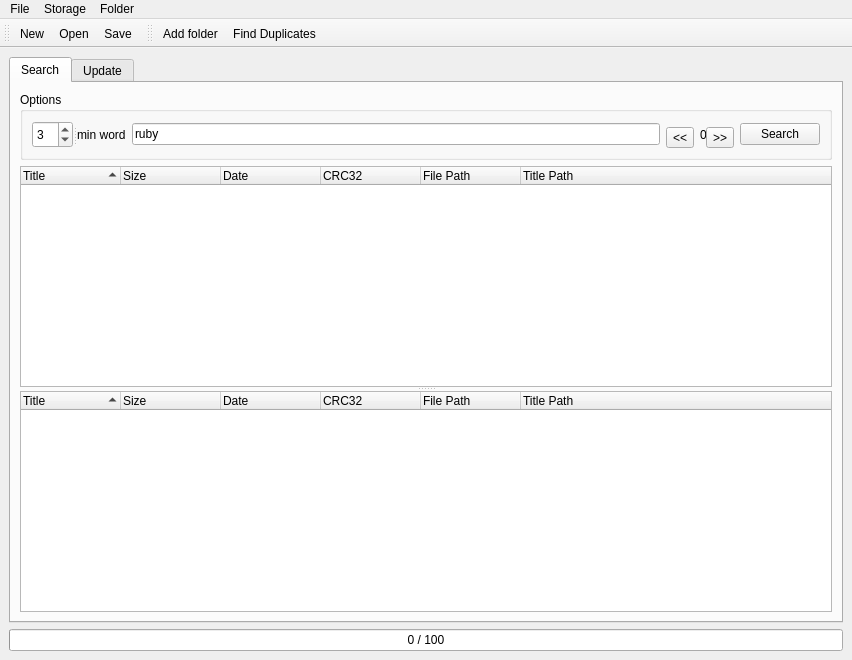
Old version of the form resources/form.ui in the repository sanami/qt-books.
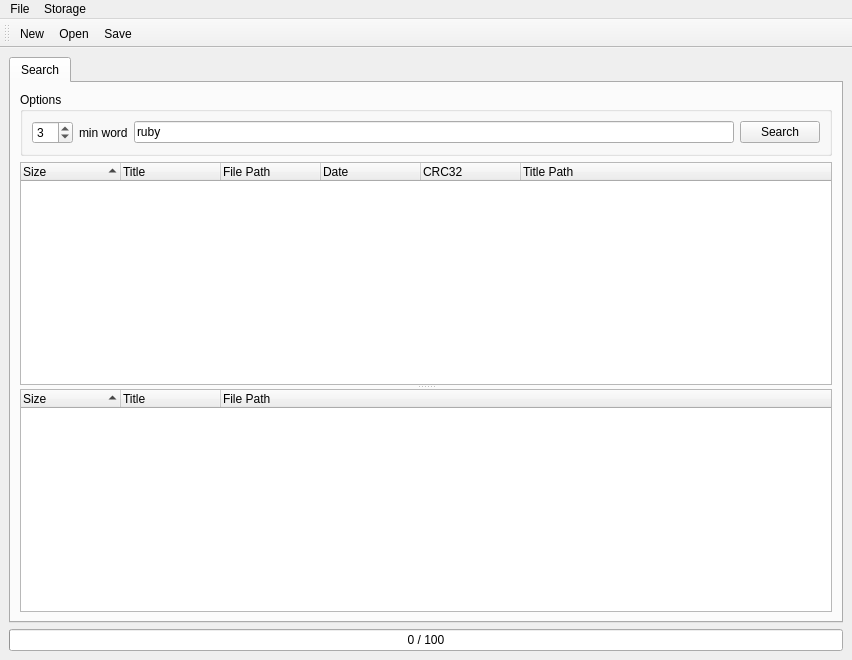
New version of the form. Icons and pictures are not drawn.

Commit message: Search in current Books folder

```diff
--- a/resources/form.ui
+++ b/resources/form.ui
@@ -31,70 +31,37 @@
            <string>Options</string>
           </property>
           <layout class="QGridLayout" name="gridLayout">
-           <item row="0" column="0" rowspan="2">
-            <widget class="QSplitter" name="splitter">
+           <item row="0" column="0">
+            <widget class="QSpinBox" name="search_min_word">
+             <property name="minimum">
+              <number>1</number>
+             </property>
+             <property name="value">
+              <number>3</number>
+             </property>
+            </widget>
+           </item>
+           <item row="0" column="1">
+            <widget class="QLabel" name="label_minWord">
              <property name="sizePolicy">
               <sizepolicy hsizetype="Minimum" vsizetype="Preferred">
                <horstretch>0</horstretch>
                <verstretch>0</verstretch>
               </sizepolicy>
              </property>
-             <property name="orientation">
-              <enum>Qt::Horizontal</enum>
+             <property name="text">
+              <string>min word</string>
              </property>
-             <widget class="QSpinBox" name="search_min_word">
-              <property name="minimum">
-               <number>1</number>
-              </property>
-              <property name="value">
-               <number>3</number>
-              </property>
-             </widget>
-             <widget class="QLabel" name="label_minWord">
-              <property name="sizePolicy">
-               <sizepolicy hsizetype="Minimum" vsizetype="Preferred">
-                <horstretch>0</horstretch>
-                <verstretch>0</verstretch>
-               </sizepolicy>
-              </property>
-              <property name="text">
-               <string>min word</string>
-              </property>
-             </widget>
             </widget>
            </item>
-           <item row="0" column="1" rowspan="2">
+           <item row="0" column="2">
             <widget class="QLineEdit" name="search_filter">
              <property name="text">
               <string>ruby</string>
              </property>
             </widget>
            </item>
-           <item row="1" column="2">
-            <widget class="QToolButton" name="search_prev_page">
-             <property name="text">
-              <string>&lt;&lt;</string>
-             </property>
-            </widget>
-           </item>
-           <item row="0" column="3" rowspan="2" colspan="2">
-            <widget class="QLabel" name="search_page">
-             <property name="frameShadow">
-              <enum>QFrame::Sunken</enum>
-             </property>
-             <property name="text">
-              <string>0</string>
-             </property>
-            </widget>
-           </item>
-           <item row="1" column="4">
-            <widget class="QToolButton" name="search_next_page">
-             <property name="text">
-              <string>&gt;&gt;</string>
-             </property>
-            </widget>
-           </item>
-           <item row="0" column="5" rowspan="2">
+           <item row="0" column="3">
             <widget class="QPushButton" name="search">
              <property name="text">
               <string>Search</string>
@@ -105,7 +72,7 @@
          </widget>
         </item>
         <item row="1" column="0">
-         <widget class="QSplitter" name="splitter_2">
+         <widget class="QSplitter" name="splitter">
           <property name="orientation">
            <enum>Qt::Vertical</enum>
           </property>
@@ -128,16 +95,21 @@
            <property name="allColumnsShowFocus">
             <bool>true</bool>
            </property>
-           <column>
-            <property name="text">
-             <string>Title</string>
-            </property>
-           </column>
            <column>
             <property name="text">
              <string>Size</string>
             </property>
            </column>
+           <column>
+            <property name="text">
+             <string>Title</string>
+            </property>
+           </column>
+           <column>
+            <property name="text">
+             <string>File Path</string>
+            </property>
+           </column>
            <column>
             <property name="text">
              <string>Date</string>
@@ -148,18 +120,13 @@
              <string>CRC32</string>
             </property>
            </column>
-           <column>
-            <property name="text">
-             <string>File Path</string>
-            </property>
-           </column>
            <column>
             <property name="text">
              <string>Title Path</string>
             </property>
            </column>
           </widget>
-          <widget class="QTreeWidget" name="file_content">
+          <widget class="QTreeWidget" name="search_result_old">
            <property name="contextMenuPolicy">
             <enum>Qt::ActionsContextMenu</enum>
            </property>
@@ -178,11 +145,6 @@
            <property name="allColumnsShowFocus">
             <bool>true</bool>
            </property>
-           <column>
-            <property name="text">
-             <string>Title</string>
-            </property>
-           </column>
            <column>
             <property name="text">
              <string>Size</string>
@@ -190,12 +152,7 @@
            </column>
            <column>
             <property name="text">
-             <string>Date</string>
-            </property>
-           </column>
-           <column>
-            <property name="text">
-             <string>CRC32</string>
+             <string>Title</string>
             </property>
            </column>
            <column>
@@ -203,42 +160,11 @@
              <string>File Path</string>
             </property>
            </column>
-           <column>
-            <property name="text">
-             <string>Title Path</string>
-            </property>
-           </column>
           </widget>
          </widget>
         </item>
        </layout>
       </widget>
-      <widget class="QWidget" name="tab_2">
-       <attribute name="title">
-        <string>Update</string>
-       </attribute>
-       <layout class="QGridLayout" name="gridLayout_3">
-        <item row="0" column="0">
-         <widget class="QTreeWidget" name="update_result">
-          <column>
-           <property name="text">
-            <string>Id</string>
-           </property>
-          </column>
-          <column>
-           <property name="text">
-            <string>Action</string>
-           </property>
-          </column>
-          <column>
-           <property name="text">
-            <string>File Path</string>
-           </property>
-          </column>
-         </widget>
-        </item>
-       </layout>
-      </widget>
      </widget>
     </item>
     <item row="1" column="0">
@@ -282,15 +208,8 @@
     <addaction name="action_find_duplicates_in_storage"/>
     <addaction name="action_update_storage"/>
    </widget>
-   <widget class="QMenu" name="menuFolder">
-    <property name="title">
-     <string>Folder</string>
-    </property>
-    <addaction name="action_find_duplicates"/>
-   </widget>
    <addaction name="menuFile"/>
    <addaction name="menuStorage"/>
-   <addaction name="menuFolder"/>
   </widget>
   <widget class="QToolBar" name="toolBar">
    <property name="windowTitle">
@@ -306,19 +225,6 @@
    <addaction name="action_open"/>
    <addaction name="action_save"/>
   </widget>
-  <widget class="QToolBar" name="toolBar_2">
-   <property name="windowTitle">
-    <string>toolBar_2</string>
-   </property>
-   <attribute name="toolBarArea">
-    <enum>TopToolBarArea</enum>
-   </attribute>
-   <attribute name="toolBarBreak">
-    <bool>false</bool>
-   </attribute>
-   <addaction name="action_add_folder_to_storage"/>
-   <addaction name="action_find_duplicates_in_storage"/>
-  </widget>
   <action name="action_save">
    <property name="icon">
     <iconset resource="resources.qrc">
```
Left out of the diff: 4 changed lines with no effect on the pictures. The commit also changes 10 other files.
